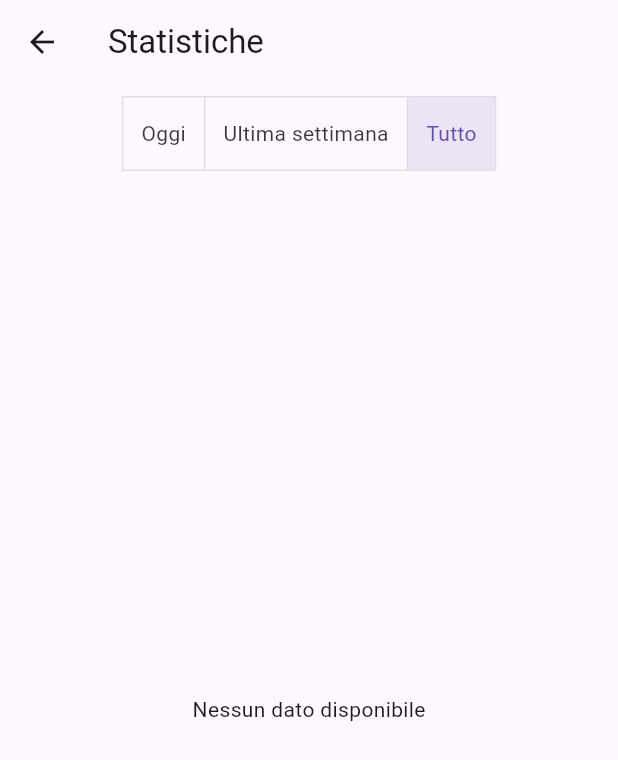
After one commit to Maremmoide/sherwood_flutter, a Flutter app: the AdminScreen screen opened directly, after a tap on "📊 Statistiche", on a phone screen of 412 x 824 dp. The commit adds this screen. Shown: the top 760 px of the screen. Run offline on Flutter 3.47's test engine with Material 3 defaults, Android fonts, the light colour scheme and no system bars; our stand-ins replace cloud_firestore, firebase_auth, firebase_core, fl_chart; accounts and stored records are empty.

Commit message:
admin stats, cucina e sala stati ordini

```diff
--- a/Sherwood_flutter/lib/screens/admin_screen.dart
+++ b/Sherwood_flutter/lib/screens/admin_screen.dart
@@ -1,8 +1,59 @@
 import 'package:flutter/material.dart';
 import 'package:cloud_firestore/cloud_firestore.dart';
 
+import 'gestione_menu_screen.dart';
+import 'statistiche_screen.dart';
+
 class AdminScreen extends StatelessWidget {
   const AdminScreen({super.key});
+
+  @override
+  Widget build(BuildContext context) {
+    return Scaffold(
+      appBar: AppBar(title: const Text("Dashboard Admin")),
+      body: Padding(
+        padding: const EdgeInsets.all(16),
+        child: Column(
+          crossAxisAlignment: CrossAxisAlignment.stretch,
+          children: [
+            ElevatedButton(
+              onPressed: () {
+                Navigator.push(
+                  context,
+                  MaterialPageRoute(builder: (_) => const GestioneMenuScreen()),
+                );
+              },
+              child: const Text("🍽️ Gestione Menu"),
+            ),
+            const SizedBox(height: 12),
+            ElevatedButton(
+              onPressed: () {
+                Navigator.push(
+                  context,
+                  MaterialPageRoute(builder: (_) => const StatisticheScreen()),
+                );
+              },
+              child: const Text("📊 Statistiche"),
+            ),
+            const SizedBox(height: 12),
+            ElevatedButton(
+              onPressed: () {
+                Navigator.push(
+                  context,
+                  MaterialPageRoute(builder: (_) => const GestioneOrdiniScreen()),
+                );
+              },
+              child: const Text("📝 Gestione Ordini"),
+            ),
+          ],
+        ),
+      ),
+    );
+  }
+}
+
+class GestioneOrdiniScreen extends StatelessWidget {
+  const GestioneOrdiniScreen({super.key});
 
   @override
   Widget build(BuildContext context) {
--- /dev/null
+++ b/Sherwood_flutter/lib/screens/statistiche_screen.dart
@@ -0,0 +1,186 @@
+import 'package:flutter/material.dart';
+import 'package:cloud_firestore/cloud_firestore.dart';
+import 'package:fl_chart/fl_chart.dart';
+
+class StatisticheScreen extends StatefulWidget {
+  const StatisticheScreen({super.key});
+
+  @override
+  State<StatisticheScreen> createState() => _StatisticheScreenState();
+}
+
+class _StatisticheScreenState extends State<StatisticheScreen> {
+  String filtro = "Tutto";
+
+  @override
+  Widget build(BuildContext context) {
+    final ordiniRef = FirebaseFirestore.instance.collection("ordini");
+
+    return Scaffold(
+      appBar: AppBar(title: const Text("Statistiche")),
+      body: Column(
+        children: [
+          // 🔹 Pulsanti filtro
+          Padding(
+            padding: const EdgeInsets.all(8.0),
+            child: ToggleButtons(
+              isSelected: [
+                filtro == "Oggi",
+                filtro == "Settimana",
+                filtro == "Tutto"
+              ],
+              onPressed: (index) {
+                setState(() {
+                  filtro = ["Oggi", "Settimana", "Tutto"][index];
+                });
+              },
+              children: const [
+                Padding(
+                  padding: EdgeInsets.symmetric(horizontal: 12),
+                  child: Text("Oggi"),
+                ),
+                Padding(
+                  padding: EdgeInsets.symmetric(horizontal: 12),
+                  child: Text("Ultima settimana"),
+                ),
+                Padding(
+                  padding: EdgeInsets.symmetric(horizontal: 12),
+                  child: Text("Tutto"),
+                ),
+              ],
+            ),
+          ),
+
+          Expanded(
+            child: FutureBuilder<QuerySnapshot>(
+              future: ordiniRef.get(),
+              builder: (context, snapshot) {
+                if (!snapshot.hasData) {
+                  return const Center(child: CircularProgressIndicator());
+                }
+
+                final ordini = snapshot.data!.docs;
+                final Map<String, int> conteggioPiatti = {};
+                double totaleIncasso = 0;
+
+                // 🔹 Calcolo date filtro
+                final now = DateTime.now();
+                DateTime? inizioPeriodo;
+
+                if (filtro == "Oggi") {
+                  inizioPeriodo = DateTime(now.year, now.month, now.day);
+                } else if (filtro == "Settimana") {
+                  inizioPeriodo = now.subtract(const Duration(days: 7));
+                }
+
+                for (var ordine in ordini) {
+                  final data = ordine.data() as Map<String, dynamic>;
+                  final items = List<Map<String, dynamic>>.from(data["items"]);
+
+                  final timestampStr = data["timestamp"];
+                  DateTime? timestamp;
+                  if (timestampStr != null) {
+                    timestamp = DateTime.tryParse(timestampStr.toString());
+                  }
+
+                  if (inizioPeriodo != null && timestamp != null) {
+                    if (timestamp.isBefore(inizioPeriodo)) continue;
+                  }
+
+                  for (var item in items) {
+                    final nome = item["nome"];
+                    final qty = (item["qty"] ?? 0) as int;
+                    final prezzo = (item["prezzo"] ?? 0).toDouble();
+
+                    conteggioPiatti[nome] =
+                        (conteggioPiatti[nome] ?? 0) + qty;
+                    totaleIncasso += prezzo * qty;
+                  }
+                }
+
+                if (conteggioPiatti.isEmpty) {
+                  return const Center(child: Text("Nessun dato disponibile"));
+                }
+
+                final entries = conteggioPiatti.entries.toList();
+
+                return Column(
+                  children: [
+                    // 🔹 Grafico a barre
+                    Expanded(
+                      flex: 2,
+                      child: Padding(
+                        padding: const EdgeInsets.all(16.0),
+                        child: BarChart(
+                          BarChartData(
+                            alignment: BarChartAlignment.spaceAround,
+                            titlesData: FlTitlesData(
+                              leftTitles: AxisTitles(
+                                sideTitles: SideTitles(showTitles: true),
+                              ),
+                              bottomTitles: AxisTitles(
+                                sideTitles: SideTitles(
+                                  showTitles: true,
+                                  getTitlesWidget: (value, meta) {
+                                    final index = value.toInt();
+                                    if (index < entries.length) {
+                                      return Text(
+                                        entries[index].key,
+                                        style: const TextStyle(fontSize: 10),
+                                      );
+                                    }
+                                    return const SizedBox.shrink();
+                                  },
+                                ),
+                              ),
+                            ),
+                            barGroups: entries.asMap().entries.map((entry) {
+                              final index = entry.key;
+                              final data = entry.value;
+                              return BarChartGroupData(
+                                x: index,
+                                barRods: [
+                                  BarChartRodData(
+                                    toY: data.value.toDouble(),
+                                    color: Colors.blue,
+                                  ),
+                                ],
+                              );
+                            }).toList(),
+                          ),
+                        ),
+                      ),
+                    ),
+
+                    // 🔹 Lista dei piatti
+                    Expanded(
+                      flex: 1,
+                      child: ListView(
+                        children: conteggioPiatti.entries.map((e) {
+                          return ListTile(
+                            title: Text(e.key),
+                            trailing: Text("x${e.value}"),
+                          );
+                        }).toList(),
+                      ),
+                    ),
+
+                    // 🔹 Totale incasso
+                    Padding(
+                      padding: const EdgeInsets.all(16),
+                      child: Text(
+                        "💰 Incasso totale: €${totaleIncasso.toStringAsFixed(2)}",
+                        style: const TextStyle(
+                            fontSize: 20, fontWeight: FontWeight.bold),
+                      ),
+                    ),
+                  ],
+                );
+              },
+            ),
+          ),
+        ],
+      ),
+    );
+  }
+}
--- a/Sherwood_flutter/pubspec.yaml
+++ b/Sherwood_flutter/pubspec.yaml
@@ -34,6 +34,7 @@ dependencies:
   firebase_core: ^4.0.0
   firebase_auth: ^6.0.1
   cloud_firestore: ^6.0.0
+  fl_chart: ^0.69.0
 
   # The following adds the Cupertino Icons font to your application.
   # Use with the CupertinoIcons class for iOS style icons.
```
Also changed, not shown: Sherwood_flutter/lib/screens/cucina_screen.dart (+62 -7 lines), Sherwood_flutter/lib/screens/gestione_menu_screen.dart (added, +96 -0 lines), Sherwood_flutter/lib/screens/ordini_screen.dart (+13 -4 lines), Sherwood_flutter/lib/screens/piatti_screen.dart (+23 -4 lines), Sherwood_flutter/pubspec.lock.
